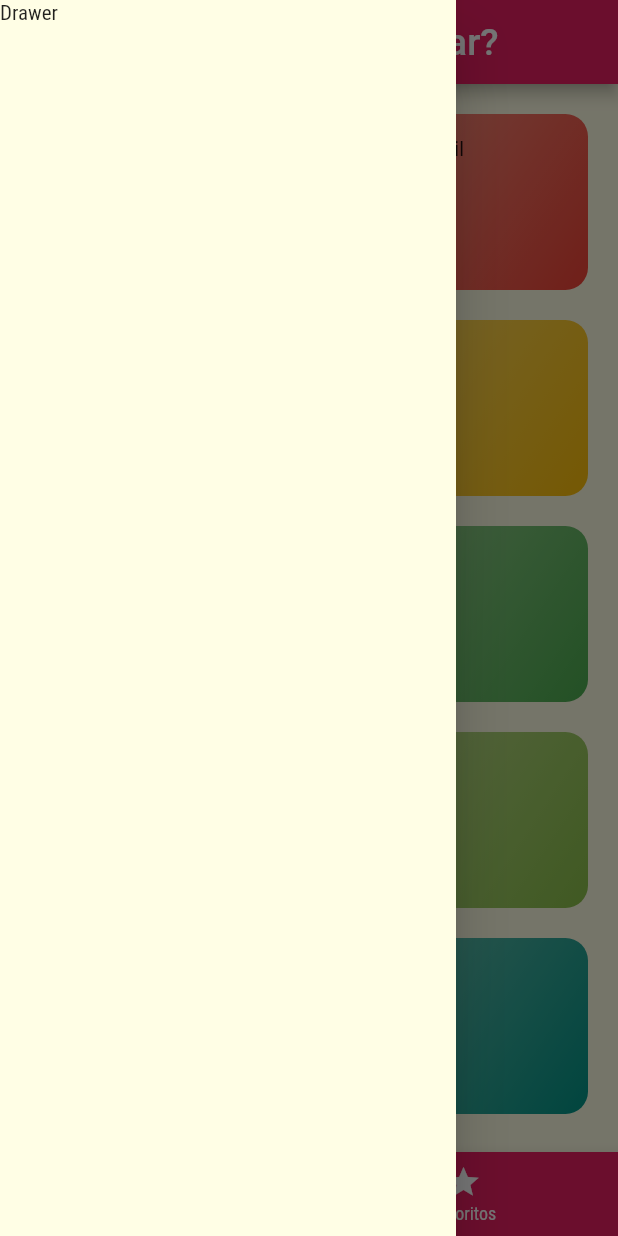
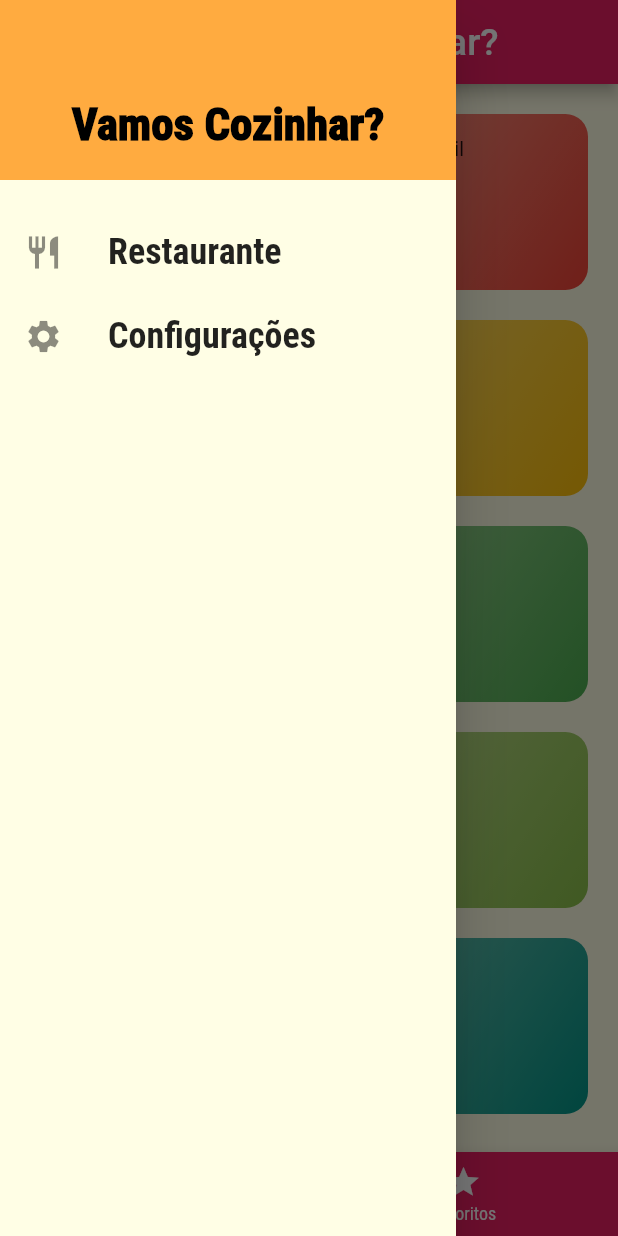
Before and after one commit to GabrielMerigo/meals_app, a Flutter app: the screen it shows after launch, with the side drawer open, on a phone screen of 412 x 824 dp. Run offline on Flutter 3.47's test engine with Material 2 defaults, Android fonts, the phone set to English and light mode, and no system bars; Roboto replaces fonts that are missing (Raleway).

Commit message:
create item func done!

```diff
--- a/lib/components/main_drawer.dart
+++ b/lib/components/main_drawer.dart
@@ -1,11 +1,49 @@
 import 'package:flutter/material.dart';
-import 'package:flutter/widgets.dart';
 
 class MainDrawer extends StatelessWidget {
+  Widget _createItem(IconData icon, String label) {
+    return ListTile(
+      leading: Icon(
+        icon,
+        size: 26,
+      ),
+      title: Text(
+        label,
+        style: const TextStyle(
+          fontFamily: 'RobotoCondensed',
+          fontSize: 24,
+          fontWeight: FontWeight.bold,
+        ),
+      ),
+      onTap: () {},
+    );
+  }
+
   @override
   Widget build(BuildContext context) {
     return Drawer(
-      child: Column(children: [Container(child: Text('Vamos Cozinhar?'))]),
+      child: Column(
+        children: [
+          Container(
+            height: 120,
+            width: double.infinity,
+            padding: const EdgeInsets.all(20),
+            color: Theme.of(context).highlightColor,
+            alignment: Alignment.bottomCenter,
+            child: const Text(
+              'Vamos Cozinhar?',
+              style: TextStyle(
+                fontWeight: FontWeight.w900,
+                fontSize: 30,
+                color: Colors.black,
+              ),
+            ),
+          ),
+          const SizedBox(height: 20),
+          _createItem(Icons.restaurant, 'Restaurante'),
+          _createItem(Icons.settings, 'Configurações')
+        ],
+      ),
     );
   }
 }
--- a/lib/screens/tabs_screen.dart
+++ b/lib/screens/tabs_screen.dart
@@ -1,4 +1,5 @@
 import 'package:flutter/material.dart';
+import 'package:meals_app/components/main_drawer.dart';
 import 'package:meals_app/screens/categories_screen.dart';
 import 'package:meals_app/screens/favorite_screen.dart';
 
@@ -39,7 +40,7 @@ class _TabsScreenState extends State<TabsScreen> {
         title: Text(_screens[_selectedScreenIndex].title),
       ),
       body: _screens[_selectedScreenIndex].screen,
-      drawer: const Drawer(child: Text('Drawer')),
+      drawer: MainDrawer(),
       bottomNavigationBar: BottomNavigationBar(
           onTap: _selectScreen,
           backgroundColor: Theme.of(context).primaryColor,
```
